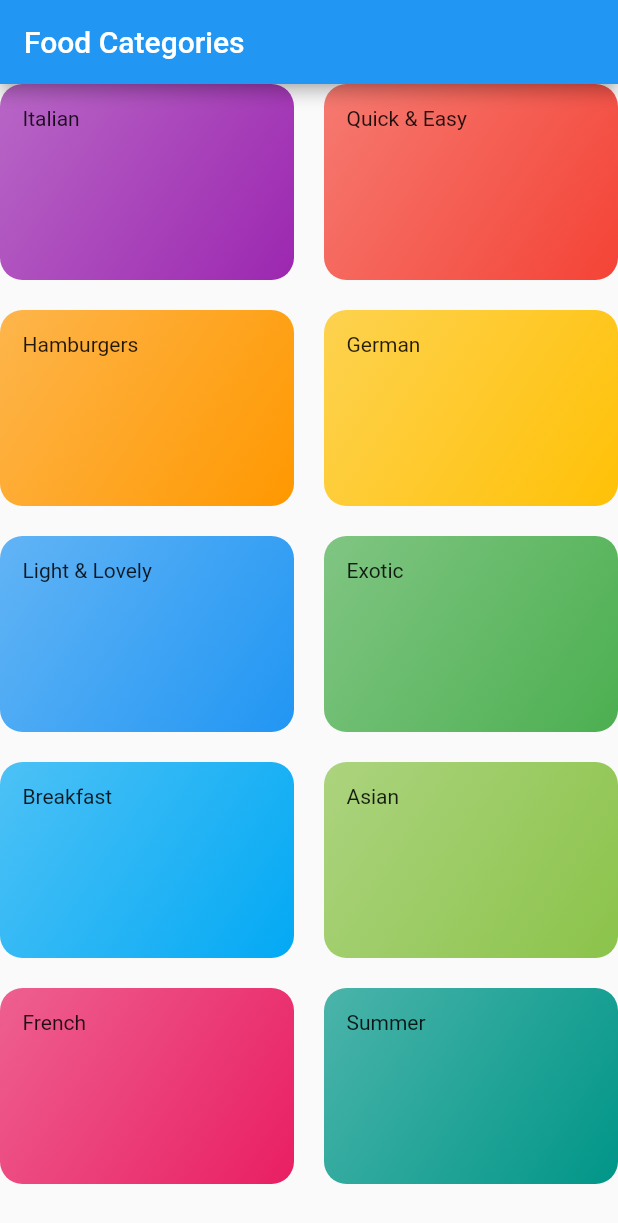
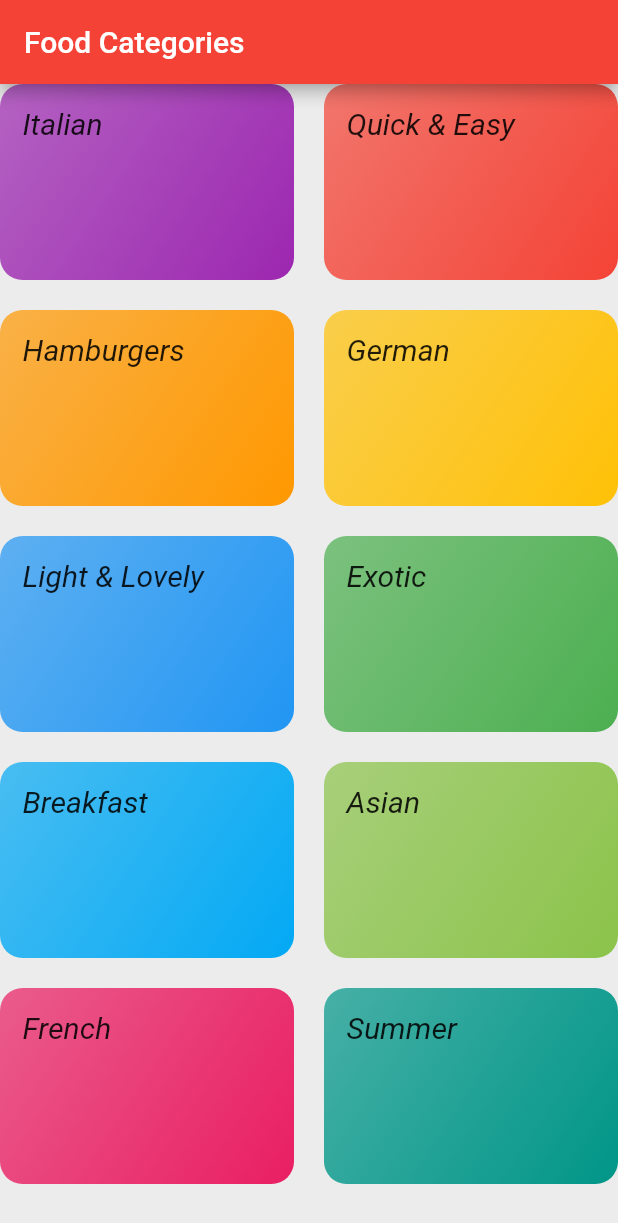
Before and after one commit to khari998/ImHungry, a Flutter app: the screen it shows after launch, on a phone screen of 412 x 824 dp. Shown: the top 1223 px of the screen. Run offline on Flutter 3.47's test engine with Material 2 defaults, Android fonts, the phone set to English and light mode, and no system bars.

Commit message:
Added styling

```diff
--- a/lib/category_item.dart
+++ b/lib/category_item.dart
@@ -8,7 +8,7 @@ class CategoryItem extends StatelessWidget {
   Widget build(BuildContext context) {
     return Container(
       padding: const EdgeInsets.all(15), // constant spacing by EdgeInsets in all directions
-      child: Text(title),
+      child: Text(title, style: Theme.of(context).textTheme.title,),
       decoration: BoxDecoration( // decorate box with box decoration
         gradient: LinearGradient( // vertical gradient
           colors: [
--- a/lib/main.dart
+++ b/lib/main.dart
@@ -9,7 +9,18 @@ class MyApp extends StatelessWidget {
     return MaterialApp(
       title: 'ImHungry',
       theme: ThemeData(
-        primarySwatch: Colors.blue,
+        primarySwatch: Colors.red,
+        accentColor: Colors.yellowAccent,
+        canvasColor: Color.fromRGBO(236, 236, 236, 1),
+        fontFamily: 'Roboto',
+        textTheme: ThemeData.light().textTheme.copyWith(
+              title: TextStyle(
+                fontSize: 20,
+                fontFamily: 'Roboto',
+                fontWeight: FontWeight.w400,
+                fontStyle: FontStyle.italic,
+              ),
+            ),
       ),
       home: FoodCategories(),
     );
```
